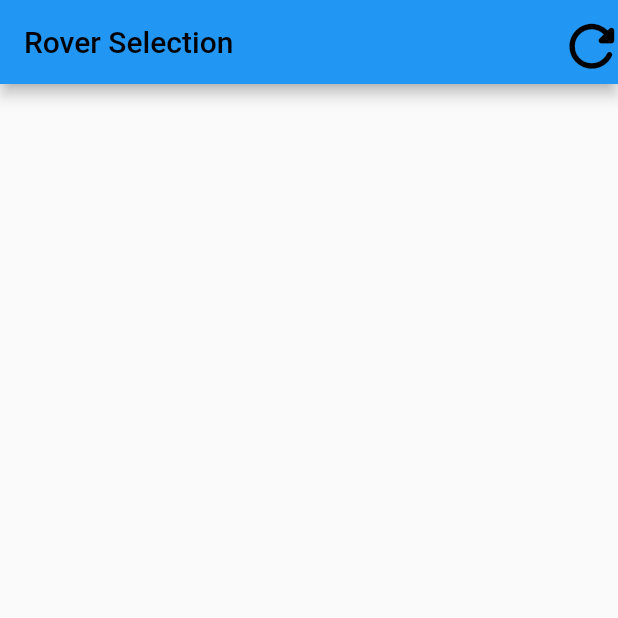
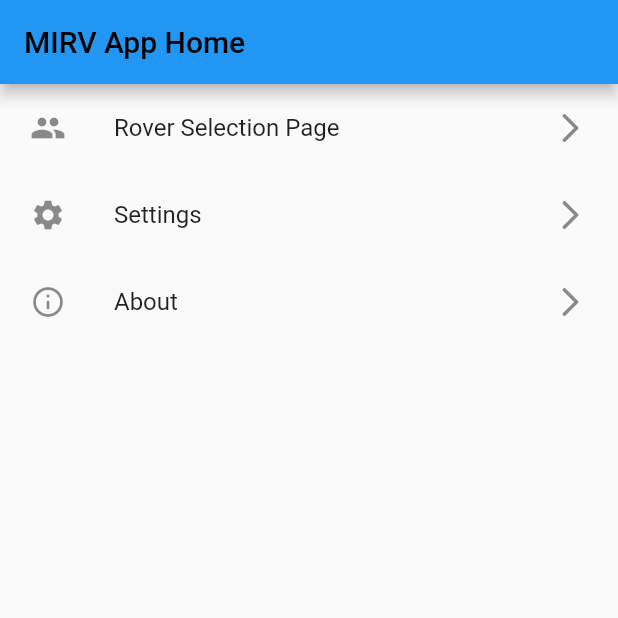
Before and after one commit to HighlandersFRC/MIRV-App, a Flutter app: the screen it shows after launch, on a phone screen of 412 x 824 dp, the top half of it. Run offline on Flutter 3.47's test engine with Material 2 defaults, Android fonts, the phone set to English and light mode, and no system bars; our stand-ins replace freezed_annotation, get, rxdart; missing offline and left inert: flutter_joystick.

Commit message:
Created home page

```diff
--- a/lib/main.dart
+++ b/lib/main.dart
@@ -1,6 +1,6 @@
 import 'package:flutter/material.dart';
 import 'package:get/get_navigation/src/root/get_material_app.dart';
-import 'package:test/ui/screens/rover_selection_page.dart';
+import 'package:test/ui/screens/home_page.dart';
 
 void main() {
   runApp(const GetMaterialApp(home: MyApp()));
@@ -18,7 +18,7 @@ class MyApp extends StatelessWidget {
       theme: ThemeData(
         primarySwatch: Colors.blue,
       ),
-      home: const RoverSelectionPage(),
+      home: HomePage(),
     );
   }
 }
--- /dev/null
+++ b/lib/ui/screens/home_page.dart
@@ -0,0 +1,60 @@
+import 'package:flutter/material.dart';
+import 'package:get/get_navigation/src/root/get_material_app.dart';
+import 'package:test/ui/screens/rover_selection_page.dart';
+
+class HomePage extends StatelessWidget {
+  @override
+  Widget build(BuildContext context) {
+    return Scaffold(
+      backgroundColor: Color.fromARGB(255, 250, 250, 250),
+      appBar: AppBar(
+        foregroundColor: Color.fromARGB(255, 0, 0, 0),
+        title: const Text(
+          "MIRV App Home",
+        ),
+      ),
+      body: ListView(
+        children: [
+          buildMenuItem(
+              text: 'Rover Selection Page',
+              icon: Icons.people,
+              onClicked: () => selectedItem(context, 0)),
+          buildMenuItem(
+              text: 'Settings',
+              icon: Icons.settings,
+              onClicked: () => selectedItem(context, 1)),
+          buildMenuItem(
+              text: 'About',
+              icon: Icons.info_outline_rounded,
+              onClicked: () => selectedItem(context, 2)),
+        ],
+      ),
+    );
+  }
+
+  Widget buildMenuItem({
+    required String text,
+    required IconData icon,
+    VoidCallback? onClicked,
+  }) {
+    return Padding(
+      padding: const EdgeInsets.symmetric(vertical: 1.0, horizontal: 4),
+      child: ListTile(
+          leading: Icon(icon),
+          title: Text(text),
+          trailing: Icon(Icons.arrow_forward_ios_rounded),
+          onTap: onClicked),
+    );
+  }
+
+  selectedItem(context, int index) {
+    switch (index) {
+      case 0:
+        Navigator.of(context).push(
+          MaterialPageRoute(
+            builder: (context) => RoverSelectionPage(),
+          ),
+        );
+    }
+  }
+}
--- /dev/null
+++ b/lib/ui/screens/overall_settings.dart
@@ -0,0 +1,15 @@
+import 'package:flutter/material.dart';
+
+class SettingsPage extends StatelessWidget {
+  @override
+  Widget build(context) {
+    return Scaffold(
+      appBar: AppBar(
+        title: Text(
+          "settings",
+        ),
+        leading: Icon(Icons.settings),
+      ),
+    );
+  }
+}
--- a/lib/ui/screens/rover_operation_page.dart
+++ b/lib/ui/screens/rover_operation_page.dart
@@ -67,7 +67,6 @@ class _RoverOperationPageState extends State<RoverOperationPage> {
       appBar: AppBar(
         title: Text(
           'Rover Control ${widget.roverID}',
-          textScaleFactor: 2,
         ),
         backgroundColor: Colors.blue,
         foregroundColor: Color.fromARGB(255, 30, 0, 0),
@@ -78,14 +77,13 @@ class _RoverOperationPageState extends State<RoverOperationPage> {
             height: 100,
             alignment: Alignment.center,
             decoration: BoxDecoration(
-                color: Color.fromARGB(255, 220, 220, 220),
+                color: Color.fromARGB(255, 90, 88, 88),
                 border: Border.all(
                     width: 50, color: Color.fromARGB(255, 250, 250, 250)),
                 borderRadius:
                     const BorderRadius.all(const Radius.circular(70))),
             child: Text(
               "Video Here",
-              textScaleFactor: 1.7,
             ),
           ),
           Container(
@@ -101,7 +99,9 @@ class _RoverOperationPageState extends State<RoverOperationPage> {
               builder: (context, snapshot) {
                 return Text("$snapshot");
               }),
+          SizedBox(height: 10),
           Text("x: $_x, y: $_y"),
+          SizedBox(height: 10),
           Joystick(
             mode: _joystickMode,
             listener: (details) {
```
